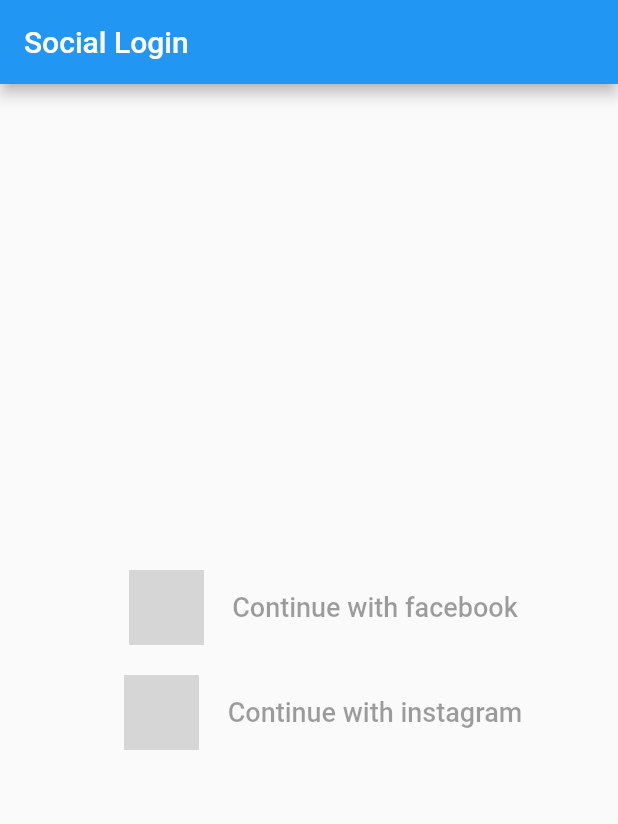
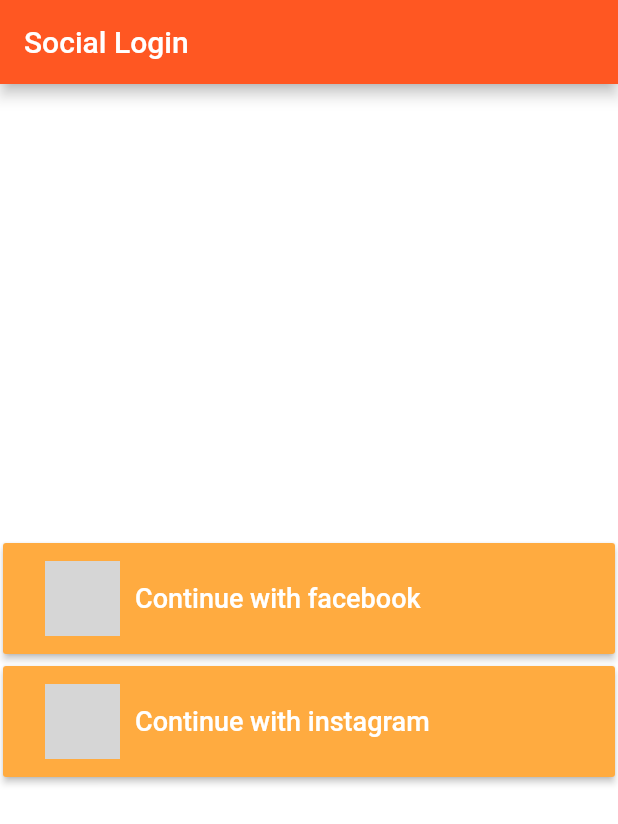
Before and after one commit to Ezzyzahedi/flutterassign1, a Flutter app: the screen it shows after launch, on a phone screen of 412 x 824 dp. Shown: the top 824 px of the screen. Run offline on Flutter 3.47's test engine with Material 2 defaults, Android fonts, the phone set to English and light mode, and no system bars; our stand-ins replace firebase_auth; missing offline and left inert: flutter_facebook_login; accounts and stored records are empty; network calls fail; grey boxes are pictures that could not be loaded.

Commit message:
buttons working and new theme

```diff
--- a/lib/main.dart
+++ b/lib/main.dart
@@ -29,7 +29,7 @@ class _Login extends StatefulWidget {
 }
 
 class _LoginState extends State<_Login> {
-  FacebookLogin fbLogin = new FacebookLogin();
+  FacebookLogin fbLogin = FacebookLogin();
 
   @override
   Widget build(BuildContext context) {
@@ -42,30 +42,33 @@ class _LoginState extends State<_Login> {
   Widget appBar() {
     return AppBar(
       title: Text("Social Login"),
+      backgroundColor: Colors.deepOrange,
     );
   }
 
   Widget body() {
     return Container(
-      alignment: Alignment.center,
+      color: Colors.white,
+      child: Center(
         child: Column(
           mainAxisAlignment: MainAxisAlignment.center,
           children: <Widget>[
             LoginButton(
-            callback: _facebookLogin(),
+              callback: _facebookLogin,
               iconUrl: "https://cdn4.iconfinder.com/" +
                   "data/icons/social-media-icons-the-circle-set/48/" +
                   "facebook_circle-512.png",
               socialMediaName: "facebook",
             ),
             LoginButton(
-            callback: _instaLogin(),
+              callback: _instaLogin,
               iconUrl: "https://cdn4.iconfinder.com/" +
                   "data/icons/social-messaging-ui-color-shapes-2-free/" +
                   "128/social-instagram-new-circle-512.png",
               socialMediaName: "instagram",
             ),
           ],
+        ),
       ),
     );
   }
--- a/lib/widgets/login_button.dart
+++ b/lib/widgets/login_button.dart
@@ -9,28 +9,37 @@ class LoginButton extends StatelessWidget {
 
   @override
   Widget build(BuildContext context) {
-    return MaterialButton(
-      onPressed: callback,
-      child: Padding(
-          padding: EdgeInsets.all(10),
+    return Container(
+      margin: EdgeInsets.symmetric(
+          vertical: 4,
+          horizontal: 2
+      ),
+      child: MaterialButton(
+        color: Colors.orangeAccent,
+        elevation: 2,
+        onPressed: callback,
+        child: Padding(
+          padding: EdgeInsets.all(12),
           child: Row(
-            mainAxisAlignment: MainAxisAlignment.center,
+            mainAxisAlignment: MainAxisAlignment.start,
             children: <Widget>[
-              RaisedButton(
-                elevation: 0,
-                color: Colors.transparent,
-                child: Container(
-                    constraints:
-                        BoxConstraints.expand(width: 50.0, height: 50.0),
-                    child: Image.network(iconUrl)),
-                onPressed: () {},
+              Container(
+                constraints:
+                  BoxConstraints.expand(width: 50.0, height: 50.0),
+                child: Image.network(iconUrl)
               ),
+              Container(width: 10,),
               Text(
                 "Continue with $socialMediaName",
-                style: TextStyle(fontSize: 18.0),
-              )
+                style: TextStyle(
+                  fontSize: 18.0,
+                  color: Colors.white,
+                ),
+              ),
             ],
-          )),
+          ),
+        ),
+      ),
     );
   }
 }
```
Lines whose indentation alone changed are shown as unchanged.
